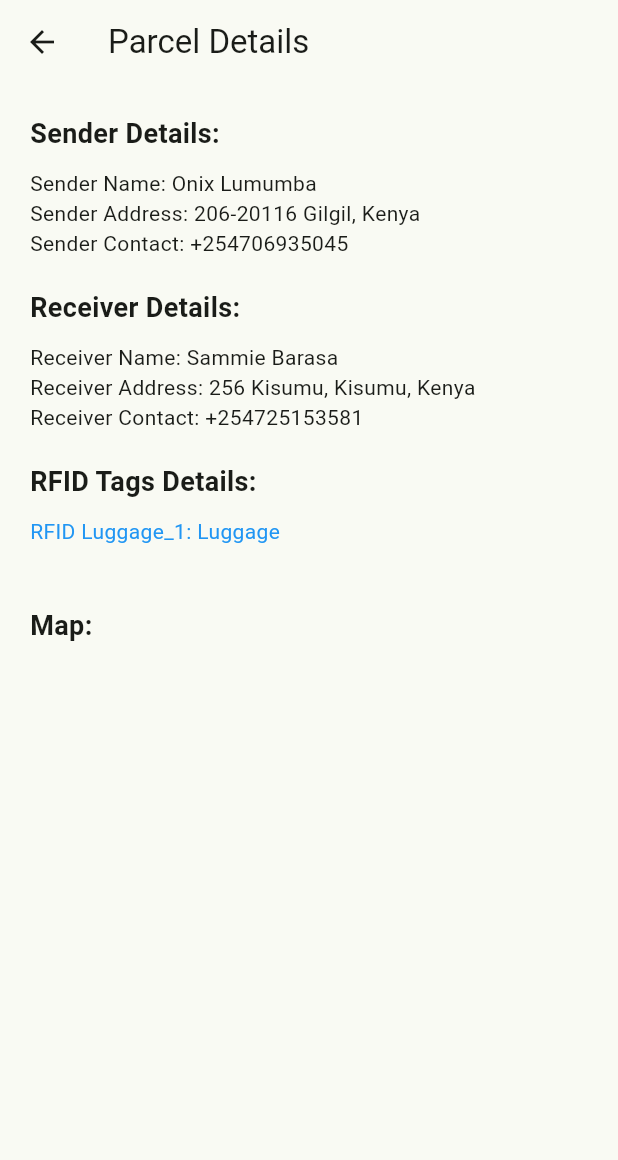
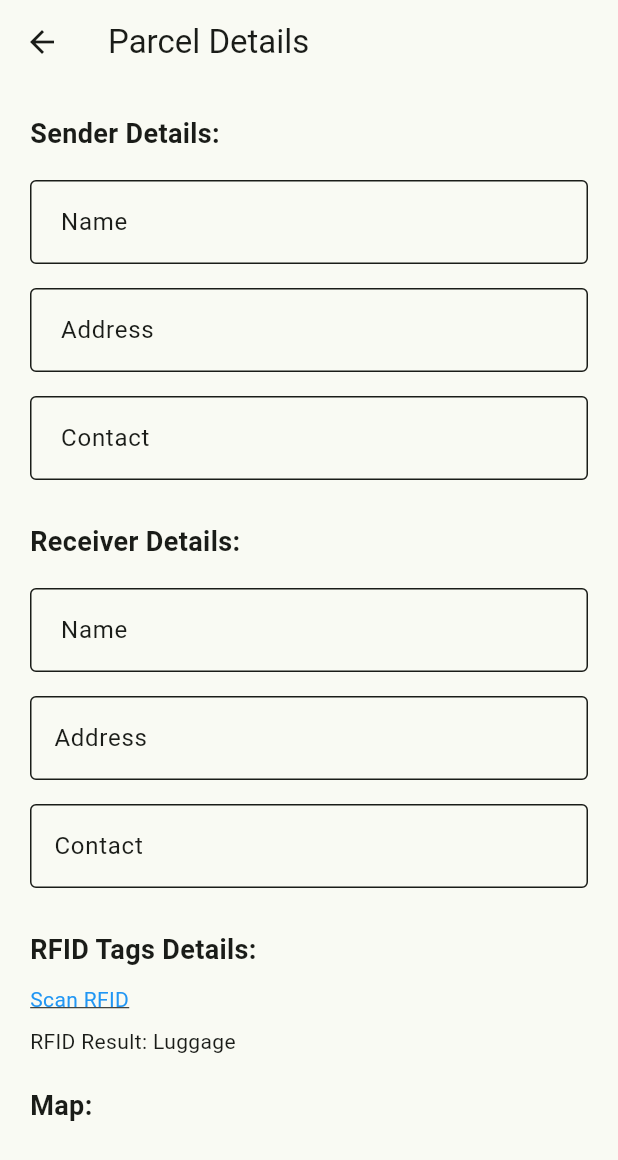
Before and after one commit to RayPhenom/geo_luggage_mystery, a Flutter app: the ParcelsScreen screen opened directly, on a phone screen of 412 x 824 dp. Shown: the top 1160 px of the screen. Run offline on Flutter 3.47's test engine with Material 3 defaults, Android fonts, the light colour scheme and no system bars; our stand-ins replace carousel_slider, dots_indicator, firebase_auth, firebase_core, google_maps_flutter, icons_plus and 1 more; missing offline and left inert: flutter_barcode_scanner; accounts and stored records are empty.

Commit message:
Updates on parcels.dart updates on bookings.dart

```diff
--- a/lib/pages/bookings/bookings.dart
+++ b/lib/pages/bookings/bookings.dart
@@ -16,7 +16,7 @@ class BookingsScreen extends StatelessWidget {
             tabs: [
               Tab(icon: Icon(Icons.directions_car), text: "Upcoming",),
               Tab(icon: Icon(Icons.directions_transit), text: "Past",),
-              Tab(icon: Icon(Icons.directions_bike), text: "Canceled",),
+              Tab(icon: Icon(Icons.disabled_by_default_rounded), text: "Canceled",),
             ],
           ),
         ),
--- a/lib/pages/parcels/parcels.dart
+++ b/lib/pages/parcels/parcels.dart
@@ -2,7 +2,7 @@ import 'dart:async';
 import 'package:flutter/material.dart';
 import 'package:google_maps_flutter/google_maps_flutter.dart';
 import 'package:flutter/services.dart';
-//import 'package:flutter_barcode_scanner/flutter_barcode_scanner.dart';
+import "package:flutter_barcode_scanner/flutter_barcode_scanner.dart";
 
 class ParcelsScreen extends StatefulWidget {
   const ParcelsScreen({super.key});
@@ -17,40 +17,46 @@ class _ParcelsScreenState extends State<ParcelsScreen> {
   Completer<GoogleMapController>();
   final LatLng _center = const LatLng(-1.0986984, 36.9666969);
   bool _isMapLoaded = false;
-  String _scanBarcode = 'Luggage';
+  String _scanBarcode = 'Luggage'; // Initialize as String
+
+  // Sender Details Controllers
+  final TextEditingController _senderNameController = TextEditingController();
+  final TextEditingController _senderAddressController = TextEditingController();
+  final TextEditingController _senderContactController = TextEditingController();
+
+  // Receiver Details Controllers
+  final TextEditingController _receiverNameController = TextEditingController();
+  final TextEditingController _receiverAddressController =
+  TextEditingController();
+  final TextEditingController _receiverContactController =
+  TextEditingController();
 
   @override
   void initState() {
     super.initState();
   }
 
-  // Function to scan QR code/RFID
-// This function initiates the QR code scanning process.
   Future<void> scanQR() async {
-    // Declare a variable to store the result of the scan.
     String barcodeScanRes;
-
-    // Use a try-catch block to handle potential errors during scanning.
     try {
       // Call the scanBarcode method from the FlutterBarcodeScanner package to initiate the scan.
       // '#ff6666' specifies the color of the scan line.
       // 'Cancel' is the text displayed on the cancel button.
       // true enables the flash.
       // ScanMode.QR specifies that we are scanning for QR codes.
-      //barcodeScanRes = await FlutterBarcodeScanner.scanBarcode(
-         // '#ff6666', 'Cancel', true, ScanMode.QR);
+      barcodeScanRes = await FlutterBarcodeScanner.scanBarcode(
+          '#ff6666', 'Cancel', true, ScanMode.DEFAULT);
+      debugPrint('Scan result: $barcodeScanRes');
     } on PlatformException {
       // If a PlatformException occurs, set the result to an error message.
       barcodeScanRes = 'Failed to get platform version.';
     }
 
-    // Check if the widget is still mounted before updating the state.
-    // This prevents errors if the widget has been disposed of.
     if (!mounted) return;
 
     // Update the state with the result of the scan.
     setState(() {
-     // _scanBarcode = barcodeScanRes;
+      _scanBarcode = barcodeScanRes;
     });
   }
 
@@ -65,6 +71,12 @@ class _ParcelsScreenState extends State<ParcelsScreen> {
   @override
   void dispose() {
     myController.dispose();
+    _senderNameController.dispose();
+    _senderAddressController.dispose();
+    _senderContactController.dispose();
+    _receiverNameController.dispose();
+    _receiverAddressController.dispose();
+    _receiverContactController.dispose();
     super.dispose();
   }
 
@@ -126,22 +138,67 @@ class _ParcelsScreenState extends State<ParcelsScreen> {
     );
   }
 
+  Widget _buildTextField({
+    required String label,
+    required TextEditingController controller,
+    TextInputType? keyboardType,
+  }) {
+    return Padding(
+      padding: const EdgeInsets.symmetric(vertical: 8.0),
+      child: TextField(
+        controller: controller,
+        keyboardType: keyboardType,
+        decoration: InputDecoration(
+          labelText: label,
+          border: const OutlineInputBorder(),
+        ),
+      ),
+    );
+  }
+
   Widget _buildSenderDetails() {
-    return const Text(
-        'Sender Name: Onix Lumumba\nSender Address: 206-20116 Gilgil, Kenya\nSender Contact: +254706935045');
+    return Column(
+      children: [
+        _buildTextField(label: ' Name', controller: _senderNameController),
+        _buildTextField(label: ' Address', controller: _senderAddressController),
+        _buildTextField(
+            label: ' Contact',
+            controller: _senderContactController,
+            keyboardType: TextInputType.phone),
+      ],
+    );
   }
 
   Widget _buildReceiverDetails() {
-    return const Text(
-        'Receiver Name: Sammie Barasa\nReceiver Address: 256 Kisumu, Kisumu, Kenya\nReceiver Contact: +254725153581');
+    return Column(
+      children: [
+        _buildTextField(label: ' Name', controller: _receiverNameController),
+        _buildTextField(
+            label: 'Address', controller: _receiverAddressController),
+        _buildTextField(
+            label: 'Contact',
+            controller: _receiverContactController,
+            keyboardType: TextInputType.phone),
+      ],
+    );
   }
 
   // Widget with InkWell to trigger QR/RFID scan
   Widget _buildRFIDDetails() {
-    return InkWell(
-        onTap: () => scanQR(), // Call scanQR on tap
-        child: Text('RFID Luggage_1: $_scanBarcode\n',
-            style: const TextStyle(color: Colors.blue)));
+    return Column(
+      crossAxisAlignment: CrossAxisAlignment.start,
+      children: [
+        InkWell(
+          onTap: () => scanQR(), // Call scanQR on tap
+          child: const Text(
+            'Scan RFID',
+            style: TextStyle(color: Colors.blue, decoration: TextDecoration.underline),
+          ),
+        ),
+        const SizedBox(height: 8),
+        Text('RFID Result: $_scanBarcode'),
+      ],
+    );
   }
 
   Widget _buildMap() {
--- a/pubspec.yaml
+++ b/pubspec.yaml
@@ -53,7 +53,7 @@ dependencies:
   shared_preferences: ^2.2.2
   shared_preferences_foundation:
   http: ^1.2.2
-  #flutter_barcode_scanner: ^2.0.0
+  flutter_barcode_scanner: ^2.0.0
 
 
 
```
Also changed, not shown: lib/screens/signin_screen.dart (+4 -3 lines), lib/screens/signup_screen.dart (+4 -4 lines), pubspec.lock.
